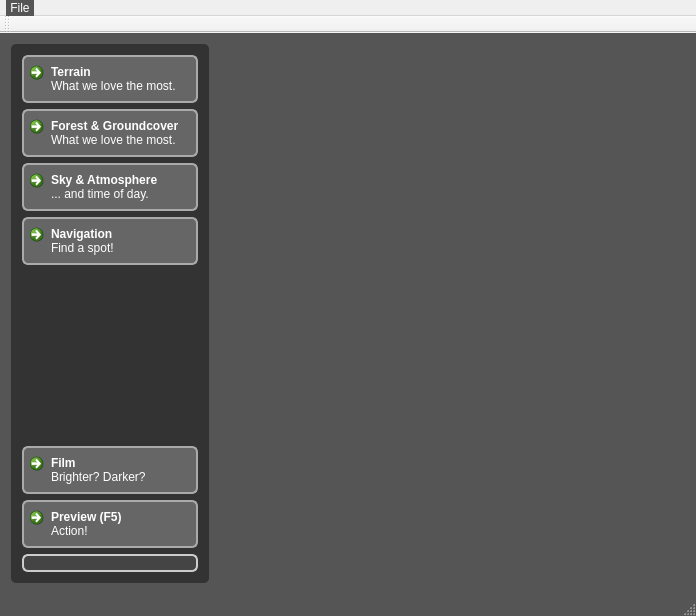
Before: the Qt Designer form src/qt-frontend/CosyGui/mainwindow.ui in phresnel/picogen, drawn with Qt 5.
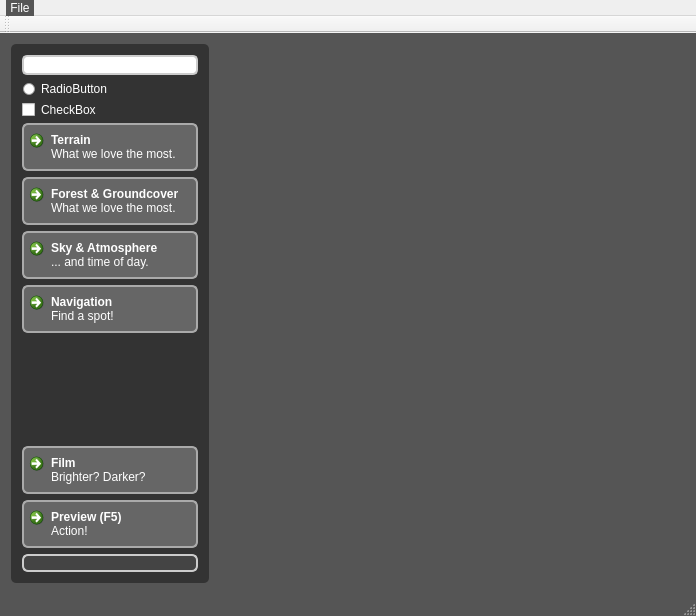
After: the same form once the commit is applied. Icons and pictures are not drawn. Custom widgets are drawn as their Qt base class.

The edit to the form file:
```diff
--- a/src/qt-frontend/CosyGui/mainwindow.ui
+++ b/src/qt-frontend/CosyGui/mainwindow.ui
@@ -44,7 +44,7 @@
         color:transparent;
 }
 
-QCheckBox::indicator {
+QRadioButton::indicator, QCheckBox::indicator {
      width: 13px;
      height: 13px;
 }
@@ -56,7 +56,7 @@
 QTreeView, QFrame#helpFrame {
         color:white;
         border:2px solid #ccc;
-        border-radius:10px;
+        border-radius:5px;
         background-color: qlineargradient(x1:0, y1:0, x2:0, y2:1,
                                        stop:0 #817171, stop: 0.5 #605050,
                                        stop: 0.6 #534343, stop:1 #857575);
@@ -251,6 +251,23 @@
        </sizepolicy>
       </property>
       <layout class="QVBoxLayout" name="verticalLayout">
+       <item>
+        <widget class="QDoubleSpinBox" name="doubleSpinBox"/>
+       </item>
+       <item>
+        <widget class="QRadioButton" name="radioButton">
+         <property name="text">
+          <string>RadioButton</string>
+         </property>
+        </widget>
+       </item>
+       <item>
+        <widget class="QCheckBox" name="checkBox">
+         <property name="text">
+          <string>CheckBox</string>
+         </property>
+        </widget>
+       </item>
        <item>
         <widget class="QCommandLinkButton" name="terrainCommandLink">
          <property name="sizePolicy">
```
Left out of the diff: 4 changed lines with no effect on the pictures.
